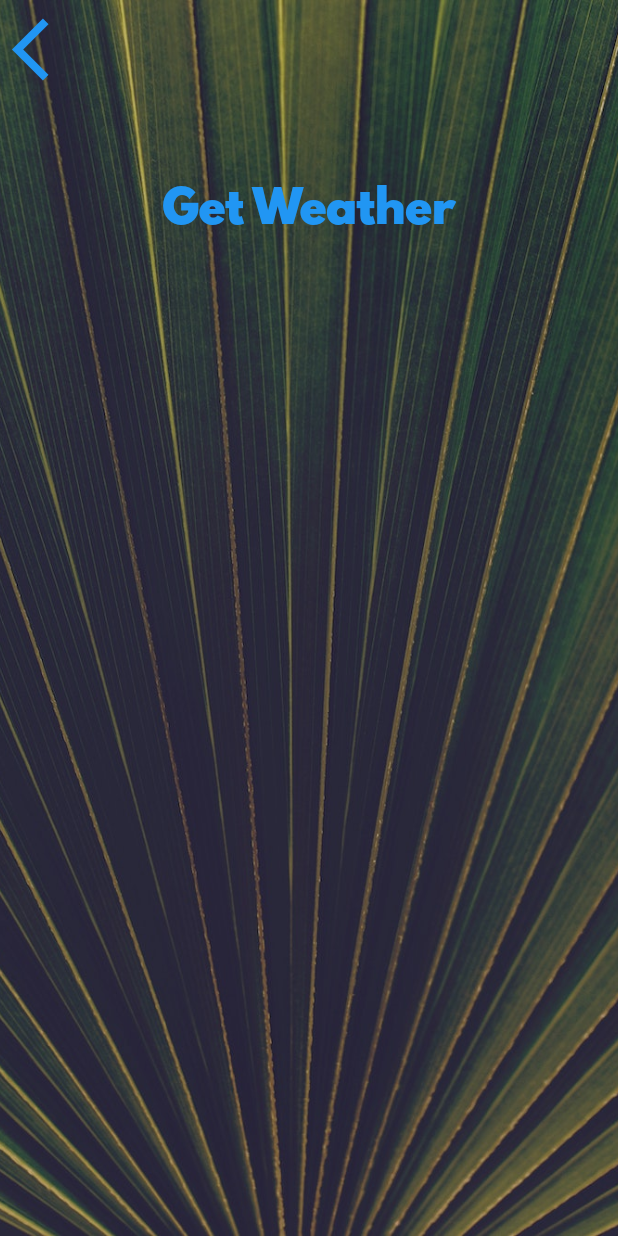
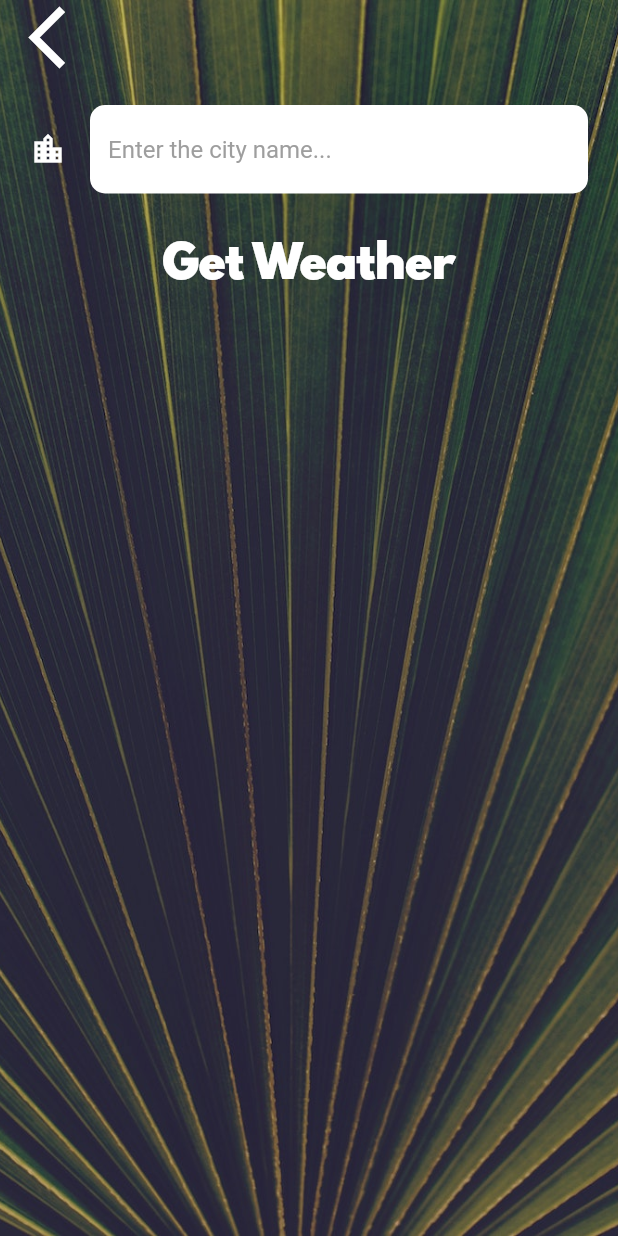
Before and after one commit to hanut/clima, a Flutter app: the CityScreen screen opened directly, on a phone screen of 412 x 824 dp. Run offline on Flutter 3.47's test engine with Material 2 defaults, Android fonts, the phone set to English and light mode, and no system bars; our stand-ins replace geolocator.

Commit message:
feature(city search): add functionality for searching weather for a city

```diff
--- a/lib/screens/city_screen.dart
+++ b/lib/screens/city_screen.dart
@@ -9,6 +9,8 @@ class CityScreen extends StatefulWidget {
 }
 
 class _CityScreenState extends State<CityScreen> {
+  String cityName = "";
+
   @override
   Widget build(BuildContext context) {
     return Scaffold(
@@ -25,8 +27,10 @@ class _CityScreenState extends State<CityScreen> {
             children: <Widget>[
               Align(
                 alignment: Alignment.topLeft,
-                child: TextButton(
-                  onPressed: () {},
+                child: FlatButton(
+                  onPressed: () {
+                    Navigator.pop(context);
+                  },
                   child: const Icon(
                     Icons.arrow_back_ios,
                     size: 50.0,
@@ -35,10 +39,20 @@ class _CityScreenState extends State<CityScreen> {
               ),
               Container(
                 padding: const EdgeInsets.all(20.0),
-                child: null,
+                child: TextField(
+                  decoration: kInputDecoration,
+                  style: const TextStyle(color: Colors.black),
+                  onChanged: (value) {
+                    setState(() {
+                      cityName = value;
+                    });
+                  },
+                ),
               ),
-              TextButton(
-                onPressed: () {},
+              FlatButton(
+                onPressed: () {
+                  Navigator.pop(context, cityName);
+                },
                 child: const Text(
                   'Get Weather',
                   style: kButtonTextStyle,
--- a/lib/utilities/constants.dart
+++ b/lib/utilities/constants.dart
@@ -18,3 +18,18 @@ const kButtonTextStyle = TextStyle(
 const kConditionTextStyle = TextStyle(
   fontSize: 100.0,
 );
+
+const kInputDecoration = InputDecoration(
+  filled: true,
+  fillColor: Colors.white,
+  icon: Icon(
+    Icons.location_city,
+    color: Colors.white,
+  ),
+  hintText: "Enter the city name...",
+  hintStyle: TextStyle(color: Colors.grey),
+  border: OutlineInputBorder(
+    borderRadius: BorderRadius.all(Radius.circular(10)),
+    borderSide: BorderSide.none,
+  ),
+);
```
Also changed, not shown: lib/screens/location_screen.dart (+53 -6 lines), lib/services/networking.dart (+26 -0 lines), lib/services/weather.dart (+8 -0 lines).
